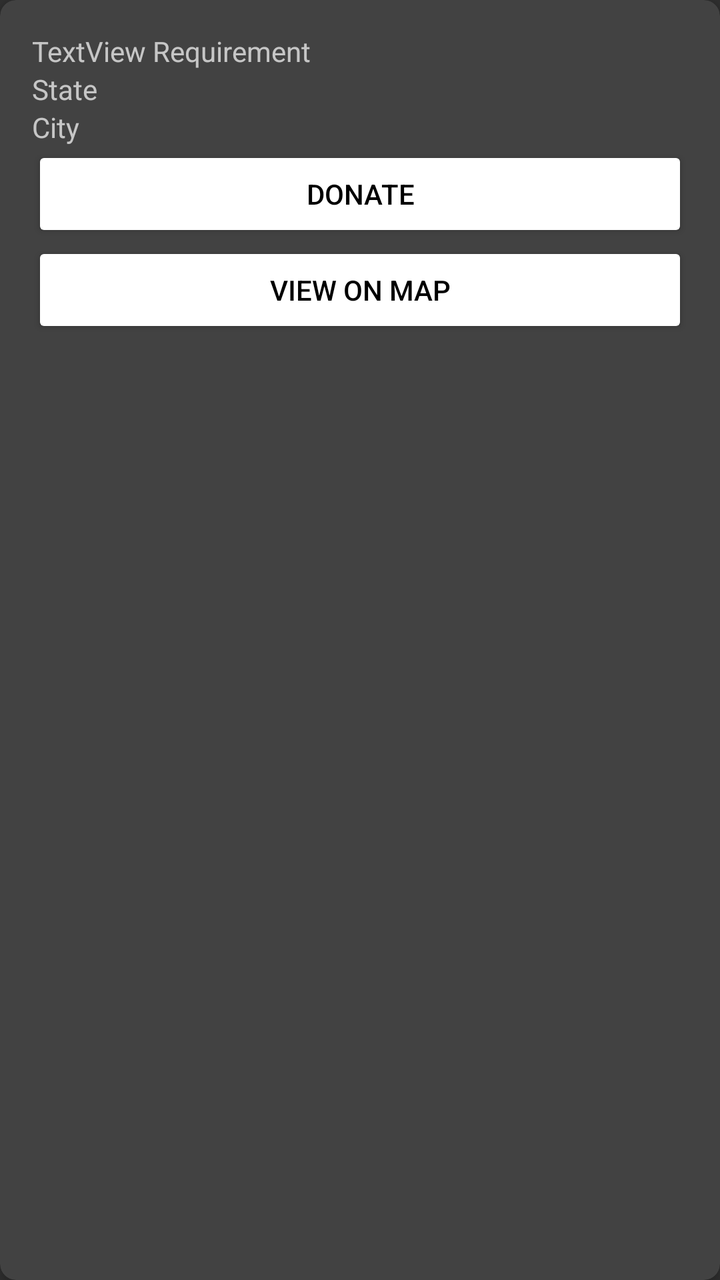
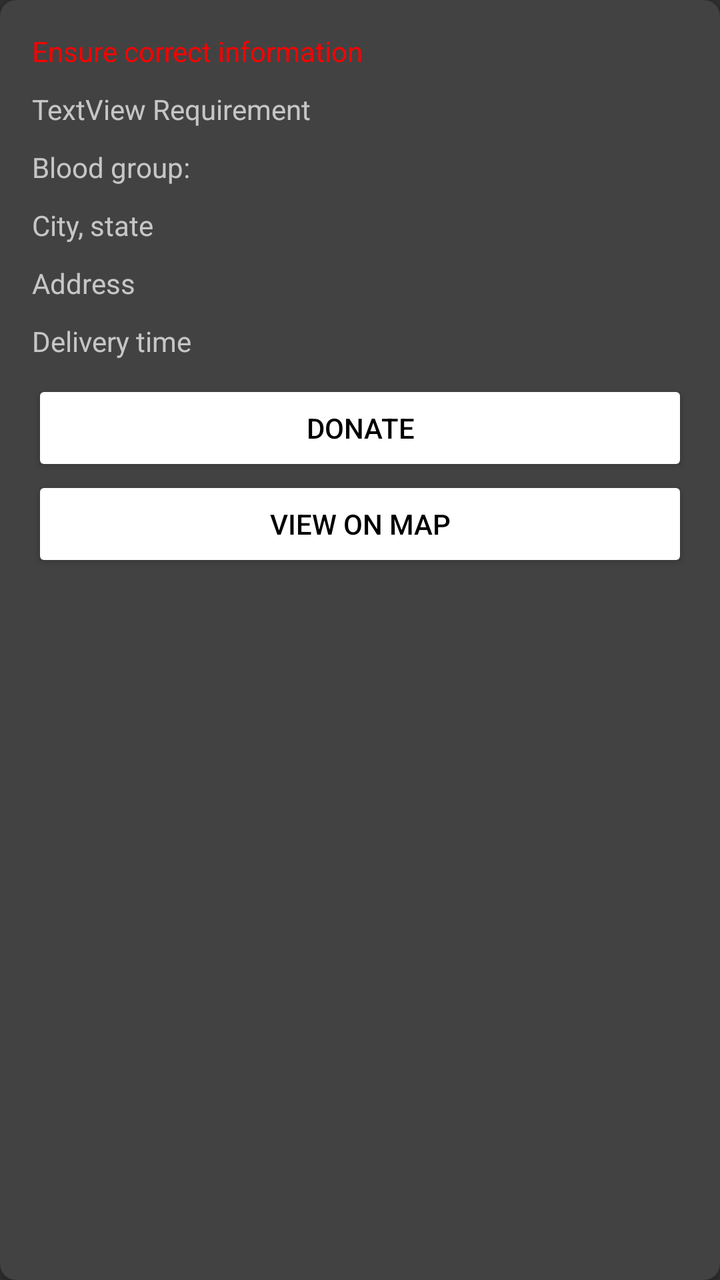

An Android layout rendered at two revisions. The XML below is the earlier revision; the diff shows what the commit changed to produce the second picture.
<!-- AndroidManifest.xml: application theme Theme.AppCompat -->
<!-- res/layout/view_bloodreq_card.xml -->
<androidx.cardview.widget.CardView xmlns:android="http://schemas.android.com/apk/res/android"
    xmlns:app="http://schemas.android.com/apk/res-auto"
    android:id="@+id/card_view"
    android:layout_width="match_parent"
    android:layout_height="wrap_content"
    app:cardElevation="4dp"
    app:cardCornerRadius="8dp"
    android:layout_margin="8dp">

    <androidx.constraintlayout.widget.ConstraintLayout
        android:layout_width="match_parent"
        android:layout_height="wrap_content"
        android:padding="16dp">

        <TextView
            android:id="@+id/textViewTitle"
            android:layout_width="0dp"
            android:layout_height="wrap_content"
            android:text="TextView Requirement"
            app:layout_constraintTop_toTopOf="parent"
            app:layout_constraintStart_toStartOf="parent"
            app:layout_constraintEnd_toEndOf="parent" />

        <TextView
            android:id="@+id/textViewState"
            android:layout_width="0dp"
            android:layout_height="wrap_content"
            android:text="State"
            app:layout_constraintTop_toBottomOf="@+id/textViewTitle"
            app:layout_constraintStart_toStartOf="parent"
            app:layout_constraintEnd_toEndOf="parent" />

        <TextView
            android:id="@+id/textViewCity"
            android:layout_width="0dp"
            android:layout_height="wrap_content"
            android:text="City"
            app:layout_constraintTop_toBottomOf="@+id/textViewState"
            app:layout_constraintStart_toStartOf="parent"
            app:layout_constraintEnd_toEndOf="parent" />

        <Button
            android:id="@+id/buttonDonate"
            android:layout_width="0dp"
            android:layout_height="wrap_content"
            android:textColor="#000000"
            android:text="Donate"
            android:backgroundTint="#ffffff"
            app:layout_constraintTop_toBottomOf="@+id/textViewCity"
            app:layout_constraintStart_toStartOf="parent"
            app:layout_constraintEnd_toEndOf="parent" />

        <Button
            android:id="@+id/buttonViewOnMap"
            android:layout_width="0dp"
            android:layout_height="wrap_content"
            android:text="View on Map"
            app:layout_constraintTop_toBottomOf="@+id/buttonDonate"
            app:layout_constraintStart_toStartOf="parent"
            app:layout_constraintEnd_toEndOf="parent"
            android:backgroundTint="#ffffff"
            android:textColor="#000000"
            app:layout_constraintBottom_toBottomOf="parent" />

    </androidx.constraintlayout.widget.ConstraintLayout>
</androidx.cardview.widget.CardView>
<!-- resources referenced by this layout -->
<resources>

</resources>

<!-- the commit's change to res/layout/view_bloodreq_card.xml (unified diff, before → after) -->
@@ -13,29 +13,60 @@
         android:padding="16dp">
 
         <TextView
-            android:id="@+id/textViewTitle"
+            android:id="@+id/textViewNote"
             android:layout_width="0dp"
             android:layout_height="wrap_content"
-            android:text="TextView Requirement"
+            android:text="Ensure correct information"
+            android:textColor="#FF0000"
             app:layout_constraintTop_toTopOf="parent"
             app:layout_constraintStart_toStartOf="parent"
             app:layout_constraintEnd_toEndOf="parent" />
 
         <TextView
-            android:id="@+id/textViewState"
+            android:id="@+id/textViewTitle"
             android:layout_width="0dp"
             android:layout_height="wrap_content"
-            android:text="State"
+            android:text="TextView Requirement"
+            android:layout_marginTop="10dp"
+            app:layout_constraintTop_toBottomOf="@+id/textViewNote"
+            app:layout_constraintStart_toStartOf="parent"
+            app:layout_constraintEnd_toEndOf="parent" />
+        <TextView
+            android:id="@+id/textViewGroup"
+            android:layout_width="0dp"
+            android:layout_height="wrap_content"
+            android:text="Blood group:"
+            android:layout_marginTop="10dp"
             app:layout_constraintTop_toBottomOf="@+id/textViewTitle"
+            app:layout_constraintStart_toStartOf="parent"
+            app:layout_constraintEnd_toEndOf="parent" />
+        <TextView
+            android:id="@+id/textViewStateCity"
+            android:layout_width="0dp"
+            android:layout_height="wrap_content"
+            android:layout_marginTop="10dp"
+            android:text="City, state"
+            app:layout_constraintTop_toBottomOf="@+id/textViewGroup"
             app:layout_constraintStart_toStartOf="parent"
             app:layout_constraintEnd_toEndOf="parent" />
 
         <TextView
-            android:id="@+id/textViewCity"
+            android:id="@+id/textViewAddress"
             android:layout_width="0dp"
             android:layout_height="wrap_content"
-            android:text="City"
-            app:layout_constraintTop_toBottomOf="@+id/textViewState"
+            android:text="Address"
+            android:layout_marginTop="10dp"
+            app:layout_constraintTop_toBottomOf="@+id/textViewStateCity"
+            app:layout_constraintStart_toStartOf="parent"
+            app:layout_constraintEnd_toEndOf="parent" />
+
+        <TextView
+            android:id="@+id/textViewTime"
+            android:layout_width="0dp"
+            android:layout_height="wrap_content"
+            android:text="Delivery time"
+            android:layout_marginTop="10dp"
+            app:layout_constraintTop_toBottomOf="@+id/textViewAddress"
             app:layout_constraintStart_toStartOf="parent"
             app:layout_constraintEnd_toEndOf="parent" />
 
@@ -44,9 +75,10 @@
             android:layout_width="0dp"
             android:layout_height="wrap_content"
             android:textColor="#000000"
+            android:layout_marginTop="10dp"
             android:text="Donate"
             android:backgroundTint="#ffffff"
-            app:layout_constraintTop_toBottomOf="@+id/textViewCity"
+            app:layout_constraintTop_toBottomOf="@+id/textViewTime"
             app:layout_constraintStart_toStartOf="parent"
             app:layout_constraintEnd_toEndOf="parent" />
 
